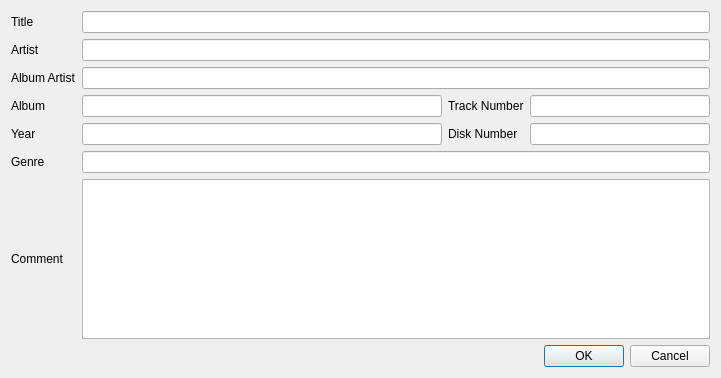
Above: collectionmanager/ui/track_details.ui from mavroprovato/collection-manager before the change. Below: the same form after it.
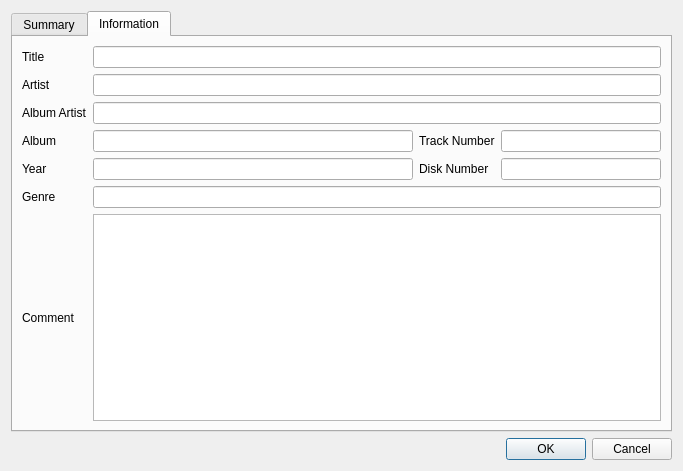
That is the form after the change.

Commit message: Add tabs to the track detail dialog

What changed in the file:
```diff
--- a/collectionmanager/ui/track_details.ui
+++ b/collectionmanager/ui/track_details.ui
@@ -6,18 +6,52 @@
    <rect>
     <x>0</x>
     <y>0</y>
-    <width>721</width>
-    <height>378</height>
+    <width>683</width>
+    <height>471</height>
    </rect>
   </property>
   <property name="windowTitle">
    <string>Track Details</string>
   </property>
-  <layout class="QGridLayout" name="gridLayout" columnstretch="0,2,0,1">
-   <item row="4" column="0">
-    <widget class="QLabel" name="yearLabel">
+  <layout class="QVBoxLayout" name="verticalLayout">
+   <item>
+    <widget class="QTabWidget" name="tabWidget">
+     <property name="currentIndex">
+      <number>1</number>
+     </property>
+     <widget class="QWidget" name="summaryTab">
+      <attribute name="title">
+       <string>Summary</string>
+      </attribute>
+     </widget>
+     <widget class="QWidget" name="infoTab">
+      <attribute name="title">
+       <string>Information</string>
+      </attribute>
+      <layout class="QGridLayout" name="gridLayout_3" columnstretch="0,2,0,1">
+       <item row="4" column="1">
+        <widget class="QLineEdit" name="yearLineEdit"/>
+       </item>
+       <item row="5" column="1" colspan="3">
+        <widget class="QLineEdit" name="genreEdit"/>
+       </item>
+       <item row="3" column="3">
+        <widget class="QLineEdit" name="trackNumberLineEdit"/>
+       </item>
+       <item row="3" column="1">
+        <widget class="QLineEdit" name="albumLineEdit"/>
+       </item>
+       <item row="5" column="0">
+        <widget class="QLabel" name="genreLabel">
      <property name="text">
-      <string>Year</string>
+          <string>Genre</string>
+         </property>
+        </widget>
+       </item>
+       <item row="2" column="0">
+        <widget class="QLabel" name="albumArtistLabel">
+         <property name="text">
+          <string>Album Artist</string>
      </property>
     </widget>
    </item>
@@ -28,29 +62,16 @@
      </property>
     </widget>
    </item>
-   <item row="6" column="1" colspan="3">
-    <widget class="QPlainTextEdit" name="plainTextEdit"/>
-   </item>
-   <item row="6" column="0">
-    <widget class="QLabel" name="commentLabel">
+       <item row="4" column="0">
+        <widget class="QLabel" name="yearLabel">
      <property name="text">
-      <string>Comment</string>
+          <string>Year</string>
      </property>
     </widget>
    </item>
-   <item row="1" column="1" colspan="3">
-    <widget class="QLineEdit" name="artistLineEdit"/>
-   </item>
    <item row="4" column="3">
     <widget class="QLineEdit" name="diskNumberLineEdit"/>
    </item>
-   <item row="4" column="2">
-    <widget class="QLabel" name="diskNumberLabel">
-     <property name="text">
-      <string>Disk Number</string>
-     </property>
-    </widget>
-   </item>
    <item row="3" column="0">
     <widget class="QLabel" name="albumLabel">
      <property name="text">
@@ -58,6 +79,19 @@
      </property>
     </widget>
    </item>
+       <item row="4" column="2">
+        <widget class="QLabel" name="diskNumberLabel">
+         <property name="text">
+          <string>Disk Number</string>
+         </property>
+        </widget>
+       </item>
+       <item row="2" column="1" colspan="3">
+        <widget class="QLineEdit" name="albumArtistEdit"/>
+       </item>
+       <item row="1" column="1" colspan="3">
+        <widget class="QLineEdit" name="artistLineEdit"/>
+       </item>
    <item row="0" column="1" colspan="3">
     <widget class="QLineEdit" name="nameLineEdit"/>
    </item>
@@ -68,25 +102,6 @@
      </property>
     </widget>
    </item>
-   <item row="3" column="1">
-    <widget class="QLineEdit" name="albumLineEdit"/>
-   </item>
-   <item row="4" column="1">
-    <widget class="QLineEdit" name="yearLineEdit"/>
-   </item>
-   <item row="7" column="0" colspan="4">
-    <widget class="QDialogButtonBox" name="buttonBox">
-     <property name="standardButtons">
-      <set>QDialogButtonBox::Cancel|QDialogButtonBox::Ok</set>
-     </property>
-    </widget>
-   </item>
-   <item row="3" column="3">
-    <widget class="QLineEdit" name="trackNumberLineEdit"/>
-   </item>
-   <item row="2" column="1" colspan="3">
-    <widget class="QLineEdit" name="albumArtistEdit"/>
-   </item>
    <item row="1" column="0">
     <widget class="QLabel" name="artistLabel">
      <property name="text">
@@ -94,23 +109,27 @@
      </property>
     </widget>
    </item>
-   <item row="2" column="0">
-    <widget class="QLabel" name="albumArtistLabel">
+       <item row="6" column="0">
+        <widget class="QLabel" name="commentLabel">
      <property name="text">
-      <string>Album Artist</string>
+          <string>Comment</string>
      </property>
     </widget>
    </item>
-   <item row="5" column="0">
-    <widget class="QLabel" name="genreLabel">
-     <property name="text">
-      <string>Genre</string>
+       <item row="6" column="1" colspan="3">
+        <widget class="QPlainTextEdit" name="plainTextEdit"/>
+       </item>
+      </layout>
+     </widget>
+    </widget>
+   </item>
+   <item>
+    <widget class="QDialogButtonBox" name="buttonBox">
+     <property name="standardButtons">
+      <set>QDialogButtonBox::Cancel|QDialogButtonBox::Ok</set>
      </property>
     </widget>
    </item>
-   <item row="5" column="1" colspan="3">
-    <widget class="QLineEdit" name="genreEdit"/>
-   </item>
   </layout>
  </widget>
  <tabstops>
```
Left out of the diff: 11 changed lines with no effect on the pictures. Lines whose indentation alone changed are shown as unchanged.
